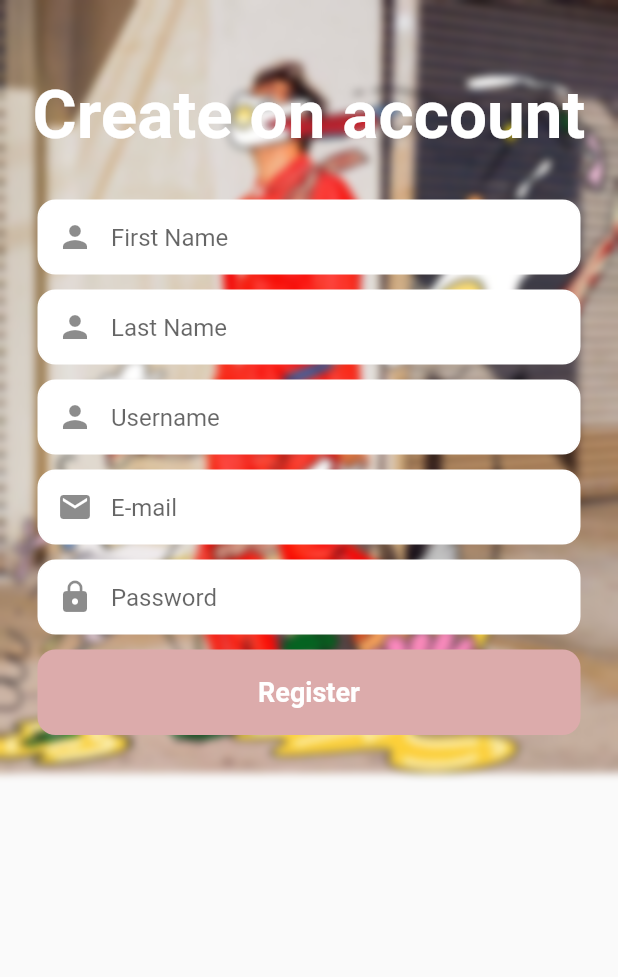
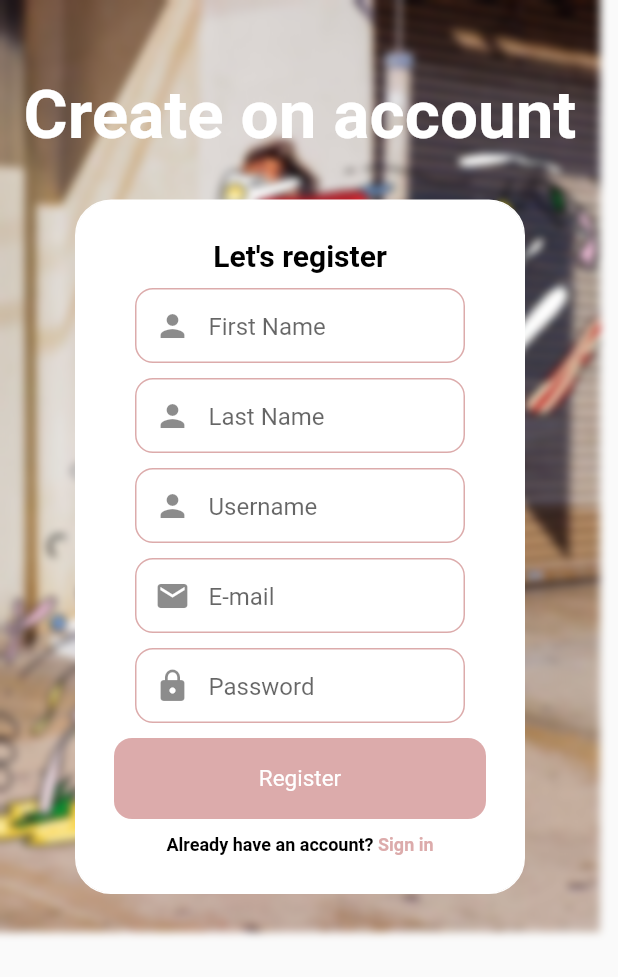
Before and after one commit to ongdulyawat/Gogotrip, a Flutter app: the RegisterScreen screen opened directly, on a phone screen of 412 x 824 dp. Shown: the top 977 px of the screen. Run offline on Flutter 3.47's test engine with Material 2 defaults, Android fonts, the phone set to English and light mode, and no system bars; our stand-ins replace cloud_firestore, date_picker_timeline, email_validator, firebase_auth, firebase_core, firebase_storage and 7 more; missing offline and left inert: dart:ffi; accounts and stored records are empty; Roboto replaces fonts that are missing (Kranky).

Commit message:
[fixed]: final finish project!

```diff
--- a/lib/screens/register/widget/register_body.dart
+++ b/lib/screens/register/widget/register_body.dart
@@ -8,6 +8,7 @@ import 'package:gogotrip/controllers/user_model.dart';
 import 'package:gogotrip/screens/login/login_screen.dart';
 import 'package:firebase_core/firebase_core.dart';
 import 'package:cloud_firestore/cloud_firestore.dart';
+import 'package:google_fonts/google_fonts.dart';
 
 import '../../../controllers/utils.dart';
 import '../../../main.dart';
@@ -21,11 +22,9 @@ void main() async {
 class RegisterBody extends StatefulWidget {
   const RegisterBody({Key? key}) : super(key: key);
 
-
   @override
   State<RegisterBody> createState() => _RegisterBodyState();
 }
-
 
 class _RegisterBodyState extends State<RegisterBody> {
   final formKey = GlobalKey<FormState>();
@@ -38,27 +37,37 @@ class _RegisterBodyState extends State<RegisterBody> {
   final TextEditingController _lastnameController = TextEditingController();
   final TextEditingController _emailController = TextEditingController();
 
-
   final CollectionReference _users =
       FirebaseFirestore.instance.collection('users');
-
-
 
   @override
   Widget build(BuildContext context) {
     return Form(
       key: formKey,
-      child: Column(
-        children: [
-
-          Padding(
-
-            padding: const EdgeInsets.only(left: 25.0, right: 25),
       child: Container(
+        width: 300,
         decoration: BoxDecoration(
             color: Colors.white,
             border: Border.all(color: Colors.white),
-                  borderRadius: BorderRadius.circular(12)),
+            borderRadius: BorderRadius.circular(24)),
+        child: Column(
+          children: [
+            Padding(
+              padding: const EdgeInsets.only(top: 25.0, bottom: 10),
+              child: Text("Let's register",
+                  style: GoogleFonts.deliusUnicase(
+                      fontSize: 20,
+                      color: Colors.black,
+                      fontWeight: FontWeight.bold)),
+            ),
+            Padding(
+              padding: const EdgeInsets.only(left: 25.0, right: 25),
+              child: Container(
+                width: 220,
+                decoration: BoxDecoration(
+                    color: Colors.white,
+                    borderRadius: BorderRadius.circular(12),
+                    border: Border.all(color: Styles.buttonColor)),
                 child: TextFormField(
                   controller: _firstnameController,
                   decoration: InputDecoration(
@@ -78,10 +87,11 @@ class _RegisterBodyState extends State<RegisterBody> {
             Padding(
               padding: const EdgeInsets.only(left: 25.0, right: 25),
               child: Container(
+                width: 220,
                 decoration: BoxDecoration(
                     color: Colors.white,
-                  border: Border.all(color: Colors.white),
-                  borderRadius: BorderRadius.circular(12)),
+                    borderRadius: BorderRadius.circular(12),
+                    border: Border.all(color: Styles.buttonColor)),
                 child: TextFormField(
                   controller: _lastnameController,
                   decoration: InputDecoration(
@@ -101,10 +111,11 @@ class _RegisterBodyState extends State<RegisterBody> {
             Padding(
               padding: const EdgeInsets.only(left: 25.0, right: 25),
               child: Container(
+                width: 220,
                 decoration: BoxDecoration(
                     color: Colors.white,
-                  border: Border.all(color: Colors.white),
-                  borderRadius: BorderRadius.circular(12)),
+                    borderRadius: BorderRadius.circular(12),
+                    border: Border.all(color: Styles.buttonColor)),
                 child: TextFormField(
                   controller: _usernameController,
                   decoration: InputDecoration(
@@ -124,10 +135,11 @@ class _RegisterBodyState extends State<RegisterBody> {
             Padding(
               padding: const EdgeInsets.only(left: 25.0, right: 25),
               child: Container(
+                width: 220,
                 decoration: BoxDecoration(
                     color: Colors.white,
-                  border: Border.all(color: Colors.white),
-                  borderRadius: BorderRadius.circular(12)),
+                    borderRadius: BorderRadius.circular(12),
+                    border: Border.all(color: Styles.buttonColor)),
                 child: TextFormField(
                   controller: _emailController,
                   decoration: InputDecoration(
@@ -149,11 +161,11 @@ class _RegisterBodyState extends State<RegisterBody> {
             Padding(
               padding: const EdgeInsets.only(left: 25.0, right: 25),
               child: Container(
+                width: 220,
                 decoration: BoxDecoration(
-
                     color: Colors.white,
-                  border: Border.all(color: Colors.white),
-                  borderRadius: BorderRadius.circular(12)),
+                    borderRadius: BorderRadius.circular(12),
+                    border: Border.all(color: Styles.buttonColor)),
                 child: TextFormField(
                   controller: _passwordController,
                   obscureText: true,
@@ -175,18 +187,18 @@ class _RegisterBodyState extends State<RegisterBody> {
             Padding(
               padding: const EdgeInsets.only(left: 25, right: 25),
               child: GestureDetector(
-              // onPressed: () => _create(),
                 onTap: () async {
                   final isValid = formKey.currentState!.validate();
                   if (!isValid) return;
                   {
-
-                  try{
-                    await FirebaseAuth.instance.createUserWithEmailAndPassword(
+                    try {
+                      await FirebaseAuth.instance
+                          .createUserWithEmailAndPassword(
                               email: _emailController.text.trim(),
                               password: _passwordController.text.trim());
 
-                    FirebaseFirestore firebaseFirestore = FirebaseFirestore.instance;
+                      FirebaseFirestore firebaseFirestore =
+                          FirebaseFirestore.instance;
                       User? user = _auth.currentUser;
 
                       UserModel userModel = UserModel();
@@ -219,48 +231,70 @@ class _RegisterBodyState extends State<RegisterBody> {
                       // });
 
                       await firebaseFirestore
-                        .collection("users").doc(user.uid).set(userModel.toMap());
+                          .collection("users")
+                          .doc(user.uid)
+                          .set(userModel.toMap());
 
                       Navigator.push(
                           context,
                           MaterialPageRoute(
                             builder: (context) => const LoginScreen(),
                           ));
-
-                  }
-                  on FirebaseAuthException catch (e){
+                    } on FirebaseAuthException catch (e) {
                       print(e);
                       Utils.showSnackBar(e.message);
-
-
                     }
-
-
-                };
+                  }
+                  ;
                 },
                 child: Container(
                   padding: const EdgeInsets.all(18),
                   decoration: BoxDecoration(
                       color: Styles.buttonColor,
                       borderRadius: BorderRadius.circular(12)),
-                child: const Center(
+                  child: Center(
                       child: Text(
                     "Register",
-                      style: TextStyle(
-                          color: Colors.white,
-                          fontWeight: FontWeight.bold,
-                          fontSize: 18),
+                    style: GoogleFonts.deliusUnicase(
+                        fontSize: 15, color: Colors.white),
                   )),
                 ),
               ),
             ),
+            Padding(
+              padding: const EdgeInsets.only(top: 10.0, bottom: 25),
+              child: Row(
+                mainAxisAlignment: MainAxisAlignment.center,
+                children: [
+                  Text(
+                    "Already have an account?",
+                    style: GoogleFonts.deliusUnicase(
+                        fontSize: 12,
+                        color: Colors.black,
+                        fontWeight: FontWeight.bold),
+                  ),
+                  GestureDetector(
+                    onTap: () {
+                      Navigator.push(
+                          context,
+                          MaterialPageRoute(
+                            builder: (context) => const LoginScreen(),
+                          ));
+                    },
+                    child: Text(
+                      " Sign in",
+                      style: GoogleFonts.deliusUnicase(
+                          fontSize: 12,
+                          color: Styles.buttonColor,
+                          fontWeight: FontWeight.bold),
+                    ),
+                  )
                 ],
+              ),
+            )
+          ],
+        ),
       ),
     );
   }
-
-
-
-
-
 }
```
Lines whose indentation alone changed are shown as unchanged.
